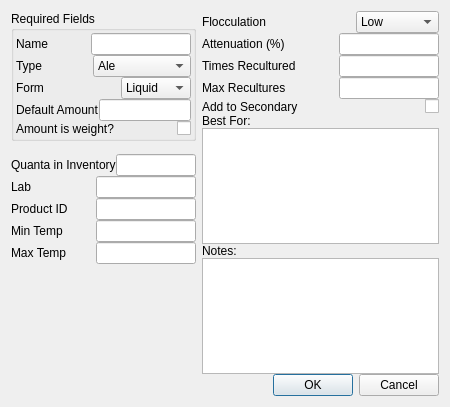
Before: the Qt Designer form ui/yeastEditor.ui in Brewtarget/brewtarget, drawn with Qt 5.
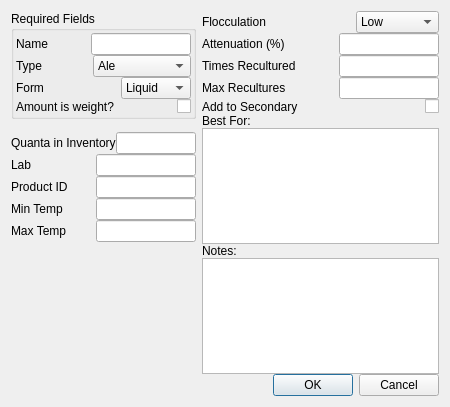
After: the same form once the commit is applied. Custom widgets are drawn as their Qt base class.

Commit message:
Removed Default Amount field from several editors
- fermentableEditor
- hopEditor
- yeastEditor
- miscEditor

Resolves #359

```diff
--- a/ui/yeastEditor.ui
+++ b/ui/yeastEditor.ui
@@ -180,45 +180,6 @@
             </item>
            </layout>
           </item>
-          <item>
-           <layout class="QHBoxLayout" name="horizontalLayout">
-            <item>
-             <widget class="BtMixedLabel" name="label_amount">
-              <property name="contextMenuPolicy">
-               <enum>Qt::CustomContextMenu</enum>
-              </property>
-              <property name="text">
-               <string>Default Amount</string>
-              </property>
-              <property name="buddy">
-               <cstring>lineEdit_amount</cstring>
-              </property>
-             </widget>
-            </item>
-            <item>
-             <widget class="BtMixedEdit" name="lineEdit_amount">
-              <property name="sizePolicy">
-               <sizepolicy hsizetype="Maximum" vsizetype="Fixed">
-                <horstretch>0</horstretch>
-                <verstretch>0</verstretch>
-               </sizepolicy>
-              </property>
-              <property name="maximumSize">
-               <size>
-                <width>100</width>
-                <height>16777215</height>
-               </size>
-              </property>
-              <property name="toolTip">
-               <string>Amount</string>
-              </property>
-              <property name="editField" stdset="0">
-               <string notr="true">amount</string>
-              </property>
-             </widget>
-            </item>
-           </layout>
-          </item>
           <item>
            <layout class="QHBoxLayout" name="horizontalLayout_5">
             <item>
@@ -718,14 +679,6 @@
    <extends>QLineEdit</extends>
    <header>BtLineEdit.h</header>
   </customwidget>
-  <customwidget>
-   <class>BtTemperatureEdit</class>
-   <extends>QLineEdit</extends>
-   <header>BtLineEdit.h</header>
-   <slots>
-    <slot>lineChanged(Unit::unitDisplay,Unit::unitScale)</slot>
-   </slots>
-  </customwidget>
   <customwidget>
    <class>BtTemperatureLabel</class>
    <extends>QLabel</extends>
@@ -735,15 +688,7 @@
    </slots>
   </customwidget>
   <customwidget>
-   <class>BtMixedLabel</class>
-   <extends>QLabel</extends>
-   <header>BtLabel.h</header>
-   <slots>
-    <signal>labelChanged(Unit::unitDisplay,Unit::unitScale)</signal>
-   </slots>
-  </customwidget>
-  <customwidget>
-   <class>BtMixedEdit</class>
+   <class>BtTemperatureEdit</class>
    <extends>QLineEdit</extends>
    <header>BtLineEdit.h</header>
    <slots>
```
Left out of the diff: 33 changed lines with no effect on the pictures. The commit also changes 7 other files.
